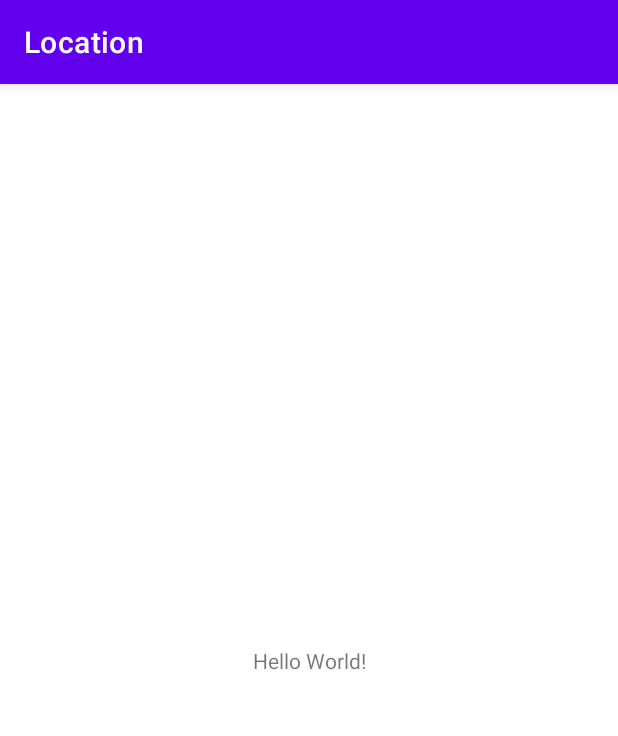
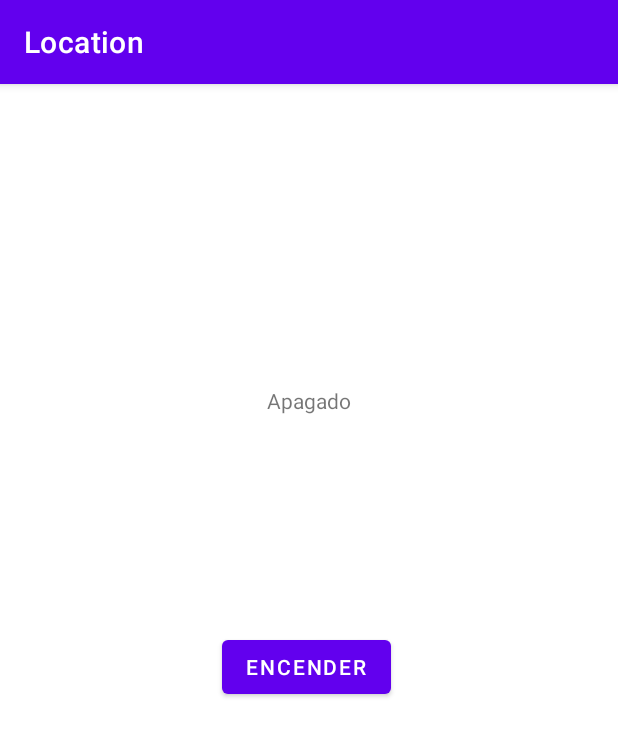
Before and after one commit to daniiceba/locationapp, an Android app: the screen it shows after launch (MainActivity), on a phone screen of 412 x 824 dp. Shown: the top 736 px of the screen. Run offline under Robolectric (Android 15) with nearby library versions, the phone set to English and light mode, and no system bars.

Commit message:
gitflow-feature-stash: Botones

```diff
--- a/appMovil/app/src/main/java/com/example/location/MainActivity.java
+++ b/appMovil/app/src/main/java/com/example/location/MainActivity.java
@@ -3,12 +3,41 @@ package com.example.location;
 import androidx.appcompat.app.AppCompatActivity;
 
 import android.os.Bundle;
+import android.view.View;
+import android.widget.Button;
+import android.widget.TextView;
 
-public class MainActivity extends AppCompatActivity {
+public class MainActivity extends AppCompatActivity implements View.OnClickListener {
+    TextView tvTexto;
+    Button btnBoton;
 
     @Override
     protected void onCreate(Bundle savedInstanceState) {
         super.onCreate(savedInstanceState);
         setContentView(R.layout.activity_main);
+        inicializar();
+    }
+
+    private void inicializar() {
+        btnBoton = findViewById(R.id.btnBoton);
+        tvTexto = findViewById(R.id.tvTexto);
+
+
+        btnBoton.setOnClickListener(this);
+    }
+
+
+    @Override
+    public void onClick(View view) {
+        if (view.getId() == R.id.btnBoton) {
+            if (tvTexto.getText().equals("Apagado")) {
+                btnBoton.setText("Apagar");
+                tvTexto.setText("Encendido");
+            } else {
+                btnBoton.setText("Encender");
+                tvTexto.setText("Apagado");
+            }
+
+        }
     }
 }
--- a/appMovil/app/src/main/res/layout/activity_main.xml
+++ b/appMovil/app/src/main/res/layout/activity_main.xml
@@ -7,12 +7,25 @@
     tools:context=".MainActivity">
 
     <TextView
+        android:id="@+id/tvTexto"
         android:layout_width="wrap_content"
         android:layout_height="wrap_content"
-        android:text="Hello World!"
+        android:text="Apagado"
         app:layout_constraintBottom_toBottomOf="parent"
         app:layout_constraintLeft_toLeftOf="parent"
         app:layout_constraintRight_toRightOf="parent"
-        app:layout_constraintTop_toTopOf="parent" />
+        app:layout_constraintTop_toTopOf="parent"
+        app:layout_constraintVertical_bias="0.269" />
+
+    <Button
+        android:id="@+id/btnBoton"
+        android:layout_width="wrap_content"
+        android:layout_height="wrap_content"
+        android:layout_marginStart="148dp"
+        android:layout_marginLeft="148dp"
+        android:layout_marginBottom="355dp"
+        android:text="Encender"
+        app:layout_constraintBottom_toBottomOf="parent"
+        app:layout_constraintStart_toStartOf="parent" />
 
 </androidx.constraintlayout.widget.ConstraintLayout>
```
